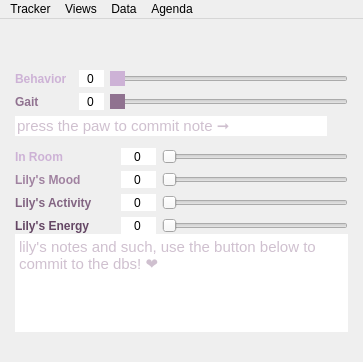
First picture: the form in JBLM ver8_17/JBLMA_8_17.ui, repository AntiVntiAnti/JBLM, before the edit.
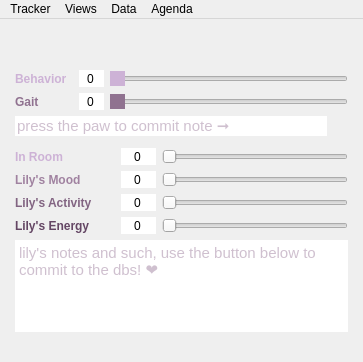
Second picture: the form after the edit. The open tabs and pages were chosen to show the change. Icons and pictures are not drawn.

What changed in the file:
```diff
--- a/JBLM ver8_17/JBLMA_8_17.ui
+++ b/JBLM ver8_17/JBLMA_8_17.ui
@@ -7,7 +7,7 @@
     <x>0</x>
     <y>0</y>
     <width>290</width>
-    <height>299</height>
+    <height>305</height>
    </rect>
   </property>
   <property name="windowTitle">
@@ -3686,7 +3686,7 @@
                <number>0</number>
               </property>
               <property name="bottomMargin">
-               <number>0</number>
+               <number>6</number>
               </property>
               <property name="spacing">
                <number>6</number>
```
Left out of the diff: 42 changed lines with no effect on the pictures.
